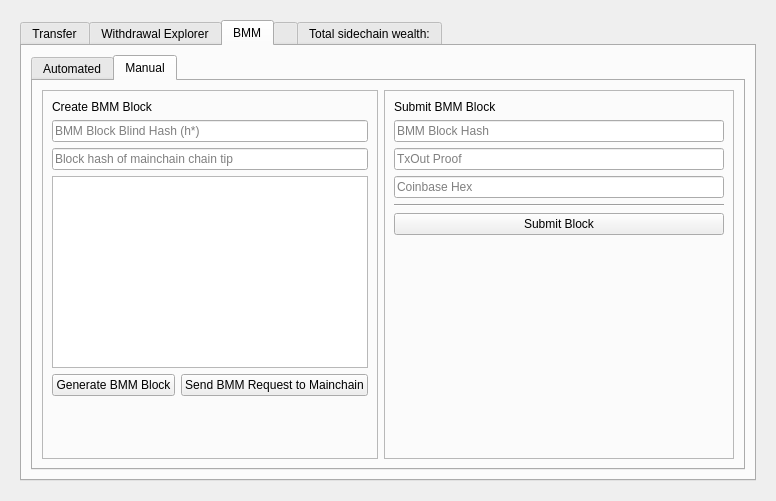
This is src/qt/forms/sidechainpage.ui in skydogenet/sidechains as Qt 5 draws it before an edit. The edited form follows.
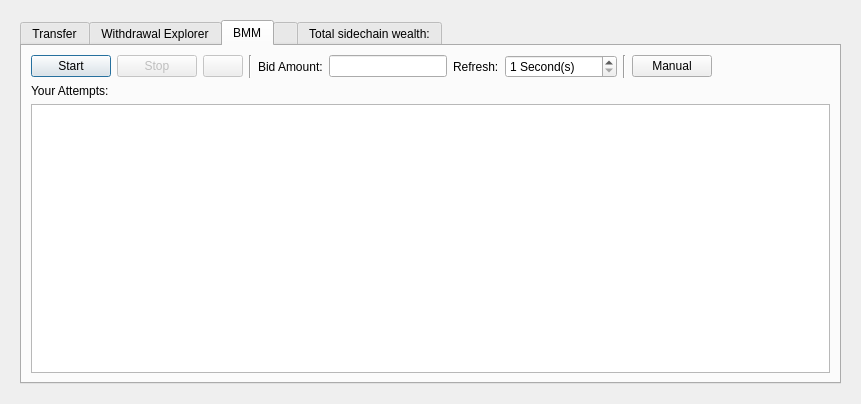
This is the edited form. The open tabs and pages were chosen to show the change. Icons and pictures are not drawn. Custom widgets are drawn as their Qt base class.

Commit message:
Add manual BMM dialog, update BMM page
* Remove the manual BMM tab from the BMM page, and replace it with a
button that will popup the manual BMM dialog.

* Add manual BMM dialog

* Sidechain page style updates

Diff of the .ui file:
```diff
--- a/src/qt/forms/sidechainpage.ui
+++ b/src/qt/forms/sidechainpage.ui
@@ -6,8 +6,8 @@
    <rect>
     <x>0</x>
     <y>0</y>
-    <width>776</width>
-    <height>501</height>
+    <width>861</width>
+    <height>404</height>
    </rect>
   </property>
   <property name="sizePolicy">
@@ -32,30 +32,24 @@
          <property name="enabled">
           <bool>true</bool>
          </property>
+         <property name="whatsThis">
+          <string>&lt;html&gt;&lt;head/&gt;&lt;body&gt;&lt;p&gt;&lt;br/&gt;&lt;/p&gt;&lt;/body&gt;&lt;/html&gt;</string>
+         </property>
          <property name="styleSheet">
-          <string notr="true">/* Make disabled tabs invisible besides text*/
-QTabBar::tab:disabled {
-		background: transparent;
-}
-
-</string>
-         </property>
-         <property name="tabPosition">
-          <enum>QTabWidget::North</enum>
+          <string notr="true"/>
          </property>
          <property name="currentIndex">
           <number>0</number>
          </property>
+         <property name="tabBarAutoHide">
+          <bool>true</bool>
+         </property>
          <widget class="QWidget" name="tabTransfer">
-          <attribute name="icon">
-           <iconset resource="../bitcoin.qrc">
-            <normaloff>:/icons/tx_inout</normaloff>:/icons/tx_inout</iconset>
-          </attribute>
           <attribute name="title">
            <string>Transfer</string>
           </attribute>
-          <layout class="QGridLayout" name="gridLayout">
-           <item row="0" column="0" colspan="2">
+          <layout class="QVBoxLayout" name="verticalLayout_7">
+           <item>
             <widget class="QFrame" name="frame_7">
              <property name="sizePolicy">
               <sizepolicy hsizetype="Preferred" vsizetype="Maximum">
@@ -129,23 +123,7 @@
              </layout>
             </widget>
            </item>
-           <item row="4" column="0" colspan="2">
-            <spacer name="verticalSpacer_4">
-             <property name="orientation">
-              <enum>Qt::Vertical</enum>
-             </property>
-             <property name="sizeType">
-              <enum>QSizePolicy::MinimumExpanding</enum>
-             </property>
-             <property name="sizeHint" stdset="0">
-              <size>
-               <width>20</width>
-               <height>40</height>
-              </size>
-             </property>
-            </spacer>
-           </item>
-           <item row="1" column="0">
+           <item>
             <widget class="QTabWidget" name="tabWidgetTransfer">
              <property name="autoFillBackground">
               <bool>false</bool>
@@ -565,40 +543,12 @@
            </item>
           </layout>
          </widget>
-         <widget class="QWidget" name="tabWithdrawalExplorer">
-          <property name="enabled">
-           <bool>true</bool>
-          </property>
-          <attribute name="icon">
-           <iconset resource="../bitcoin.qrc">
-            <normaloff>:/icons/history</normaloff>:/icons/history</iconset>
-          </attribute>
+         <widget class="QWidget" name="tabWTExplorer">
           <attribute name="title">
            <string>Withdrawal Explorer</string>
           </attribute>
-          <layout class="QGridLayout" name="gridLayout_6">
-           <item row="1" column="0">
-            <widget class="QFrame" name="frame_15">
-             <property name="frameShape">
-              <enum>QFrame::NoFrame</enum>
-             </property>
-             <property name="frameShadow">
-              <enum>QFrame::Raised</enum>
-             </property>
-             <property name="lineWidth">
-              <number>0</number>
-             </property>
-             <layout class="QHBoxLayout" name="horizontalLayout_3">
-              <property name="topMargin">
-               <number>0</number>
-              </property>
-              <property name="bottomMargin">
-               <number>0</number>
-              </property>
-             </layout>
-            </widget>
-           </item>
-           <item row="0" column="0">
+          <layout class="QVBoxLayout" name="verticalLayout_8">
+           <item>
             <widget class="QTabWidget" name="tabWidget_3">
              <property name="currentIndex">
               <number>0</number>
@@ -608,6 +558,13 @@
                <string>Candidate WTs</string>
               </attribute>
               <layout class="QGridLayout" name="gridLayout_7">
+               <item row="0" column="2">
+                <widget class="QCheckBox" name="checkBoxOnlyMyWTs">
+                 <property name="text">
+                  <string>Show My WTs Only</string>
+                 </property>
+                </widget>
+               </item>
                <item row="2" column="0" colspan="4">
                 <widget class="QTableView" name="tableViewUnspentWT">
                  <property name="font">
@@ -634,6 +591,22 @@
                  </attribute>
                 </widget>
                </item>
+               <item row="0" column="1">
+                <spacer name="horizontalSpacer_12">
+                 <property name="orientation">
+                  <enum>Qt::Horizontal</enum>
+                 </property>
+                 <property name="sizeType">
+                  <enum>QSizePolicy::MinimumExpanding</enum>
+                 </property>
+                 <property name="sizeHint" stdset="0">
+                  <size>
+                   <width>40</width>
+                   <height>20</height>
+                  </size>
+                 </property>
+                </spacer>
+               </item>
                <item row="0" column="0">
                 <widget class="QLabel" name="label_34">
                  <property name="font">
@@ -646,29 +619,6 @@
                  </property>
                 </widget>
                </item>
-               <item row="0" column="1">
-                <spacer name="horizontalSpacer_12">
-                 <property name="orientation">
-                  <enum>Qt::Horizontal</enum>
-                 </property>
-                 <property name="sizeType">
-                  <enum>QSizePolicy::MinimumExpanding</enum>
-                 </property>
-                 <property name="sizeHint" stdset="0">
-                  <size>
-                   <width>40</width>
-                   <height>20</height>
-                  </size>
-                 </property>
-                </spacer>
-               </item>
-               <item row="0" column="2">
-                <widget class="QCheckBox" name="checkBoxOnlyMyWTs">
-                 <property name="text">
-                  <string>Show My WTs Only</string>
-                 </property>
-                </widget>
-               </item>
               </layout>
              </widget>
              <widget class="QWidget" name="tab">
@@ -1020,129 +970,82 @@
           </layout>
          </widget>
          <widget class="QWidget" name="tabBMM">
-          <attribute name="icon">
-           <iconset resource="../bitcoin.qrc">
-            <normaloff>:/icons/tx_mined</normaloff>:/icons/tx_mined</iconset>
-          </attribute>
           <attribute name="title">
            <string>BMM</string>
           </attribute>
-          <layout class="QGridLayout" name="gridLayout_13">
-           <item row="0" column="0">
-            <widget class="QTabWidget" name="tabWidgetSub">
-             <property name="currentIndex">
-              <number>0</number>
-             </property>
-             <widget class="QWidget" name="Automated">
-              <attribute name="title">
-               <string>Automated</string>
-              </attribute>
-              <layout class="QGridLayout" name="gridLayout_14">
-               <item row="2" column="0" colspan="2">
-                <widget class="QFrame" name="frame_9">
-                 <property name="frameShape">
-                  <enum>QFrame::NoFrame</enum>
-                 </property>
-                 <property name="frameShadow">
-                  <enum>QFrame::Raised</enum>
-                 </property>
-                 <property name="lineWidth">
-                  <number>0</number>
-                 </property>
+          <layout class="QVBoxLayout" name="verticalLayout_6">
+           <item>
                  <layout class="QHBoxLayout" name="horizontalLayout_6">
-                  <property name="leftMargin">
-                   <number>0</number>
-                  </property>
-                  <property name="topMargin">
-                   <number>0</number>
-                  </property>
-                  <property name="rightMargin">
-                   <number>0</number>
-                  </property>
-                  <property name="bottomMargin">
-                   <number>0</number>
-                  </property>
                   <item>
                    <widget class="QPushButton" name="pushButtonStartBMM">
+               <property name="sizePolicy">
+                <sizepolicy hsizetype="Maximum" vsizetype="Fixed">
+                 <horstretch>0</horstretch>
+                 <verstretch>0</verstretch>
+                </sizepolicy>
+               </property>
                     <property name="text">
-                     <string>Start BMM</string>
+                <string>Start</string>
+               </property>
+               <property name="autoDefault">
+                <bool>true</bool>
+               </property>
+               <property name="default">
+                <bool>true</bool>
                     </property>
                    </widget>
                   </item>
                   <item>
                    <widget class="QPushButton" name="pushButtonStopBMM">
+               <property name="enabled">
+                <bool>false</bool>
+               </property>
+               <property name="sizePolicy">
+                <sizepolicy hsizetype="Maximum" vsizetype="Fixed">
+                 <horstretch>0</horstretch>
+                 <verstretch>0</verstretch>
+                </sizepolicy>
+               </property>
                     <property name="text">
-                     <string>Stop BMM</string>
+                <string>Stop</string>
                     </property>
                    </widget>
                   </item>
                   <item>
                    <widget class="QPushButton" name="pushButtonNewBMM">
-                    <property name="sizePolicy">
-                     <sizepolicy hsizetype="Maximum" vsizetype="Fixed">
-                      <horstretch>0</horstretch>
-                      <verstretch>0</verstretch>
-                     </sizepolicy>
-                    </property>
-                    <property name="toolTip">
-                     <string>&lt;html&gt;&lt;head/&gt;&lt;body&gt;&lt;p&gt;Create a new BMM attempt. This will generate a new sidechcain block - collecting any new transactions from the mempool since the last request, create a new BMM request and then continue attempting to connect it to the sidechain.&lt;/p&gt;&lt;p&gt;&lt;br/&gt;&lt;/p&gt;&lt;/body&gt;&lt;/html&gt;</string>
-                    </property>
-                    <property name="whatsThis">
-                     <string/>
-                    </property>
-                    <property name="text">
-                     <string/>
-                    </property>
-                    <property name="icon">
-                     <iconset resource="../bitcoin.qrc">
-                      <normaloff>:/movies/spinner-000</normaloff>:/movies/spinner-000</iconset>
-                    </property>
-                    <property name="flat">
+               <property name="enabled">
                      <bool>false</bool>
                     </property>
-                   </widget>
-                  </item>
-                  <item>
-                   <widget class="Line" name="line_2">
-                    <property name="orientation">
-                     <enum>Qt::Vertical</enum>
-                    </property>
-                   </widget>
-                  </item>
-                  <item>
-                   <widget class="QLabel" name="label_13">
                     <property name="sizePolicy">
-                     <sizepolicy hsizetype="Maximum" vsizetype="Preferred">
+                <sizepolicy hsizetype="Maximum" vsizetype="Fixed">
                       <horstretch>0</horstretch>
                       <verstretch>0</verstretch>
                      </sizepolicy>
                     </property>
                     <property name="text">
-                     <string>Bid Amount:</string>
+                <string/>
                     </property>
                    </widget>
                   </item>
-                  <item>
-                   <widget class="AmountField" name="bmmAmount"/>
-                  </item>
                   <item>
                    <widget class="Line" name="line_4">
-                    <property name="toolTipDuration">
-                     <number>15</number>
-                    </property>
                     <property name="orientation">
                      <enum>Qt::Vertical</enum>
                     </property>
                    </widget>
                   </item>
                   <item>
-                   <widget class="QLabel" name="label_14">
-                    <property name="sizePolicy">
-                     <sizepolicy hsizetype="Maximum" vsizetype="Preferred">
-                      <horstretch>0</horstretch>
-                      <verstretch>0</verstretch>
-                     </sizepolicy>
-                    </property>
+              <widget class="QLabel" name="label_10">
+               <property name="text">
+                <string>Bid Amount:</string>
+               </property>
+              </widget>
+             </item>
+             <item>
+              <widget class="AmountField" name="bmmBidAmount"/>
+             </item>
+             <item>
+              <widget class="QLabel" name="label_13">
                     <property name="text">
                      <string>Refresh:</string>
                     </property>
@@ -1150,12 +1053,6 @@
                   </item>
                   <item>
                    <widget class="QSpinBox" name="spinBoxRefreshInterval">
-                    <property name="sizePolicy">
-                     <sizepolicy hsizetype="Maximum" vsizetype="Fixed">
-                      <horstretch>0</horstretch>
-                      <verstretch>0</verstretch>
-                     </sizepolicy>
-                    </property>
                     <property name="suffix">
                      <string> Second(s)</string>
                     </property>
@@ -1163,231 +1060,54 @@
                      <number>1</number>
                     </property>
                     <property name="maximum">
-                     <number>600</number>
-                    </property>
-                    <property name="value">
-                     <number>1</number>
+                <number>9999</number>
                     </property>
                    </widget>
                   </item>
                   <item>
-                   <spacer name="horizontalSpacer_3">
+              <widget class="Line" name="line_5">
                     <property name="orientation">
-                     <enum>Qt::Horizontal</enum>
-                    </property>
-                    <property name="sizeType">
-                     <enum>QSizePolicy::Expanding</enum>
-                    </property>
-                    <property name="sizeHint" stdset="0">
-                     <size>
-                      <width>0</width>
-                      <height>20</height>
-                     </size>
-                    </property>
-                   </spacer>
-                  </item>
-                 </layout>
-                </widget>
-               </item>
-               <item row="8" column="0">
-                <widget class="QLabel" name="label_9">
+                <enum>Qt::Vertical</enum>
+               </property>
+              </widget>
+             </item>
+             <item>
+              <widget class="QPushButton" name="pushButtonManualBMM">
+               <property name="sizePolicy">
+                <sizepolicy hsizetype="Maximum" vsizetype="Fixed">
+                 <horstretch>0</horstretch>
+                 <verstretch>0</verstretch>
+                </sizepolicy>
+               </property>
                  <property name="text">
-                  <string>Your Attempts:</string>
-                 </property>
-                </widget>
-               </item>
-               <item row="9" column="0" colspan="2">
-                <widget class="QTableView" name="tableViewBMM">
-                 <property name="font">
-                  <font>
-                   <family>Noto Mono</family>
-                  </font>
-                 </property>
-                 <property name="sizeAdjustPolicy">
-                  <enum>QAbstractScrollArea::AdjustIgnored</enum>
-                 </property>
-                 <property name="editTriggers">
-                  <set>QAbstractItemView::NoEditTriggers</set>
-                 </property>
-                 <property name="selectionMode">
-                  <enum>QAbstractItemView::NoSelection</enum>
-                 </property>
-                 <property name="selectionBehavior">
-                  <enum>QAbstractItemView::SelectRows</enum>
-                 </property>
-                 <property name="wordWrap">
-                  <bool>false</bool>
-                 </property>
-                 <property name="cornerButtonEnabled">
-                  <bool>false</bool>
-                 </property>
-                 <attribute name="horizontalHeaderDefaultSectionSize">
-                  <number>100</number>
-                 </attribute>
-                 <attribute name="horizontalHeaderShowSortIndicator" stdset="0">
-                  <bool>false</bool>
-                 </attribute>
-                 <attribute name="horizontalHeaderStretchLastSection">
-                  <bool>false</bool>
-                 </attribute>
-                 <attribute name="verticalHeaderStretchLastSection">
-                  <bool>false</bool>
-                 </attribute>
-                </widget>
-               </item>
-              </layout>
-             </widget>
-             <widget class="QWidget" name="Manual">
-              <attribute name="title">
                <string>Manual</string>
-              </attribute>
-              <layout class="QHBoxLayout" name="horizontalLayout">
-               <item>
-                <widget class="QFrame" name="frame_12">
-                 <property name="frameShape">
-                  <enum>QFrame::StyledPanel</enum>
-                 </property>
-                 <property name="frameShadow">
-                  <enum>QFrame::Raised</enum>
-                 </property>
-                 <layout class="QGridLayout" name="gridLayout_10">
-                  <item row="1" column="0">
-                   <widget class="QLabel" name="label_8">
-                    <property name="text">
-                     <string>Create BMM Block</string>
-                    </property>
-                   </widget>
-                  </item>
-                  <item row="5" column="0">
-                   <widget class="QPushButton" name="pushButtonCreateBlock">
-                    <property name="text">
-                     <string>Generate BMM Block</string>
-                    </property>
-                   </widget>
-                  </item>
-                  <item row="4" column="0" colspan="2">
-                   <widget class="QTextBrowser" name="textBrowser">
-                    <property name="sizePolicy">
-                     <sizepolicy hsizetype="Expanding" vsizetype="Maximum">
-                      <horstretch>0</horstretch>
-                      <verstretch>0</verstretch>
-                     </sizepolicy>
-                    </property>
-                   </widget>
-                  </item>
-                  <item row="5" column="1">
-                   <widget class="QPushButton" name="pushButtonSendCriticalRequest">
-                    <property name="text">
-                     <string>Send BMM Request to Mainchain</string>
-                    </property>
-                   </widget>
-                  </item>
-                  <item row="2" column="0" colspan="2">
-                   <widget class="QLineEdit" name="lineEditManualBMMHash">
-                    <property name="readOnly">
-                     <bool>true</bool>
-                    </property>
-                    <property name="placeholderText">
-                     <string>BMM Block Blind Hash (h*)</string>
-                    </property>
-                   </widget>
-                  </item>
-                  <item row="6" column="0" colspan="2">
-                   <spacer name="verticalSpacer">
-                    <property name="orientation">
-                     <enum>Qt::Vertical</enum>
-                    </property>
-                    <property name="sizeHint" stdset="0">
-                     <size>
-                      <width>20</width>
-                      <height>40</height>
-                     </size>
-                    </property>
-                   </spacer>
-                  </item>
-                  <item row="3" column="0" colspan="2">
-                   <widget class="QLineEdit" name="lineEditManualMainchainBlockHash">
-                    <property name="placeholderText">
-                     <string>Block hash of mainchain chain tip</string>
-                    </property>
-                   </widget>
-                  </item>
-                 </layout>
-                </widget>
-               </item>
+               </property>
+              </widget>
+             </item>
                <item>
-                <widget class="QFrame" name="frameManualBMM">
-                 <property name="enabled">
-                  <bool>true</bool>
-                 </property>
-                 <property name="frameShape">
-                  <enum>QFrame::StyledPanel</enum>
-                 </property>
-                 <property name="frameShadow">
-                  <enum>QFrame::Raised</enum>
-                 </property>
-                 <layout class="QGridLayout" name="gridLayout_15">
-                  <item row="4" column="0">
-                   <widget class="Line" name="line">
+              <spacer name="horizontalSpacer_4">
                     <property name="orientation">
                      <enum>Qt::Horizontal</enum>
                     </property>
-                   </widget>
-                  </item>
-                  <item row="3" column="0">
-                   <widget class="QLineEdit" name="lineEditCoinbaseHex">
-                    <property name="placeholderText">
-                     <string>Coinbase Hex</string>
-                    </property>
-                   </widget>
-                  </item>
-                  <item row="2" column="0">
-                   <widget class="QLineEdit" name="lineEditProof">
-                    <property name="placeholderText">
-                     <string>TxOut Proof</string>
-                    </property>
-                   </widget>
-                  </item>
-                  <item row="5" column="0">
-                   <widget class="QPushButton" name="pushButtonSubmitBlock">
-                    <property name="text">
-                     <string>Submit Block</string>
-                    </property>
-                   </widget>
-                  </item>
-                  <item row="1" column="0">
-                   <widget class="QLineEdit" name="lineEditBMMHash">
-                    <property name="placeholderText">
-                     <string>BMM Block Hash</string>
-                    </property>
-                   </widget>
-                  </item>
-                  <item row="0" column="0">
-                   <widget class="QLabel" name="label_6">
-                    <property name="text">
-                     <string>Submit BMM Block</string>
-                    </property>
-                   </widget>
-                  </item>
-                  <item row="6" column="0">
-                   <spacer name="verticalSpacer_2">
-                    <property name="orientation">
-                     <enum>Qt::Vertical</enum>
-                    </property>
                     <property name="sizeHint" stdset="0">
                      <size>
-                      <width>20</width>
-                      <height>40</height>
+                 <width>40</width>
+                 <height>20</height>
                      </size>
                     </property>
                    </spacer>
                   </item>
                  </layout>
-                </widget>
-               </item>
-              </layout>
-             </widget>
-            </widget>
+           </item>
+           <item>
+            <widget class="QLabel" name="label_14">
+             <property name="text">
+              <string>Your Attempts: </string>
+             </property>
+            </widget>
+           </item>
+           <item>
+            <widget class="QTableView" name="tableViewBMM"/>
            </item>
           </layout>
          </widget>
@@ -1396,7 +1116,7 @@
            <string/>
           </attribute>
          </widget>
-         <widget class="QWidget" name="tabWealth">
+         <widget class="QWidget" name="tabTotalWealth">
           <attribute name="title">
            <string>Total sidechain wealth:</string>
           </attribute>
@@ -1588,16 +1308,16 @@
    <extends>QLineEdit</extends>
    <header>qt/qvalidatedlineedit.h</header>
   </customwidget>
+  <customwidget>
+   <class>AmountField</class>
+   <extends>QLineEdit</extends>
+   <header location="global">qt/amountfield.h</header>
+  </customwidget>
   <customwidget>
    <class>QRImageWidget</class>
    <extends>QLabel</extends>
    <header>qt/receiverequestdialog.h</header>
   </customwidget>
-  <customwidget>
-   <class>AmountField</class>
-   <extends>QLineEdit</extends>
-   <header>qt/amountfield.h</header>
-  </customwidget>
  </customwidgets>
  <resources>
   <include location="../bitcoin.qrc"/>
```
Lines whose indentation alone changed are shown as unchanged. The commit also changes 7 other files.
